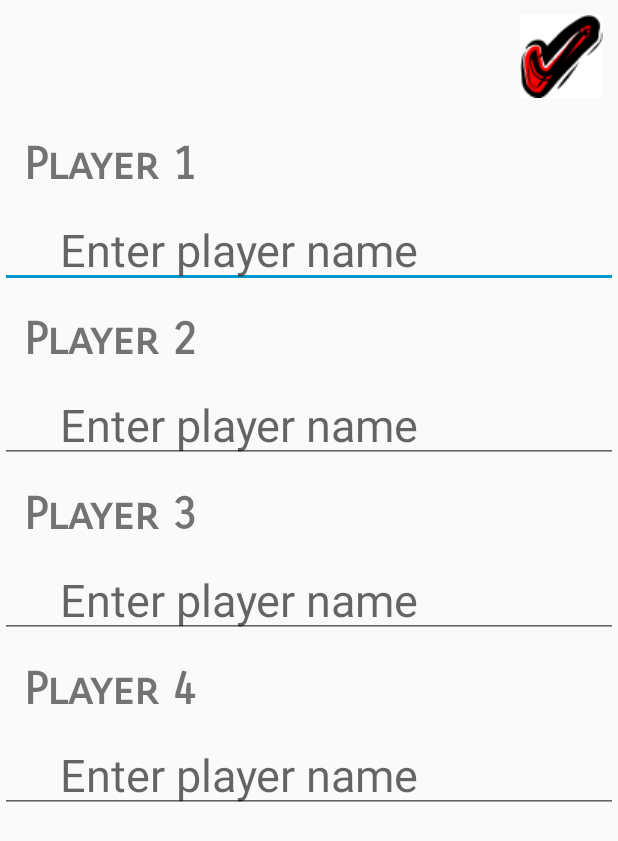
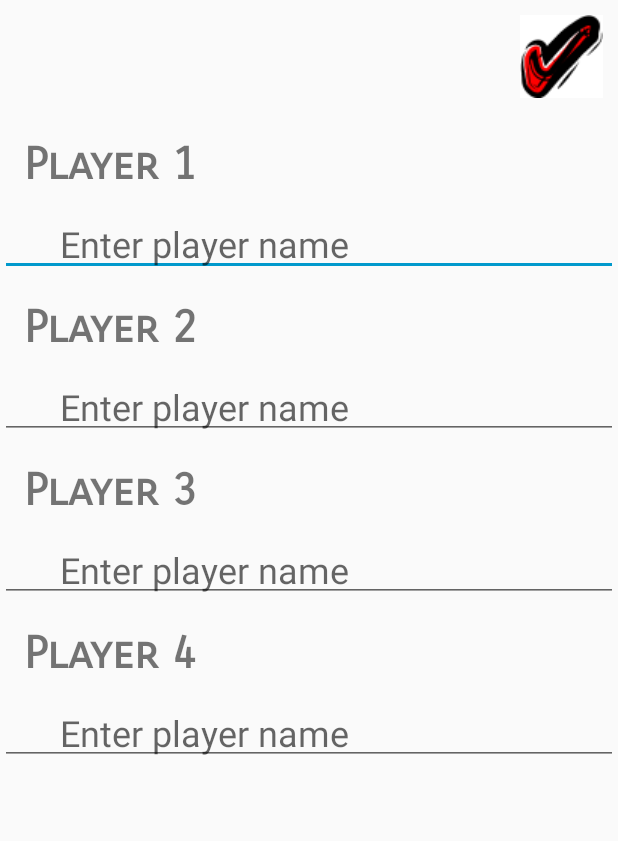
Before and after one commit to tcsauter/thirteen, an Android app: the layout name_entry.xml on its own in the app's theme, with its tools: preview values and no code run, on a phone screen of 412 x 824 dp. Shown: the top 841 px of the screen. Run offline under Robolectric (Android 15) with nearby library versions, the phone set to English and light mode, and no system bars.

Commit message:
Name Entry Screen
Finishing details on Name Entry screen.

```diff
--- a/Thirteen/app/src/main/java/com/example/android/thirteen/MainActivity.java
+++ b/Thirteen/app/src/main/java/com/example/android/thirteen/MainActivity.java
@@ -8,6 +8,6 @@ public class MainActivity extends AppCompatActivity {
     @Override
     protected void onCreate(Bundle savedInstanceState) {
         super.onCreate(savedInstanceState);
-        setContentView(R.layout.name_entry);
+        setContentView(R.layout.activity_main);
     }
 }
--- a/Thirteen/app/src/main/res/layout/name_entry.xml
+++ b/Thirteen/app/src/main/res/layout/name_entry.xml
@@ -10,6 +10,7 @@
         <ImageButton
             android:layout_width="wrap_content"
             android:layout_height="wrap_content"
+            android:id="@+id/bt_enter_names"
             android:layout_gravity="end"
             android:background="@color/colorPrimary"
             android:src="@drawable/check"
@@ -25,7 +26,8 @@
             <EditText
                 android:layout_width="match_parent"
                 android:layout_height="wrap_content"
-                android:theme="@style/EditTextNames" />
+                android:theme="@style/EditTextNames"
+                android:id="@+id/et_p1_name"/>
 
             <TextView
                 android:layout_width="match_parent"
@@ -36,7 +38,8 @@
             <EditText
                 android:layout_width="match_parent"
                 android:layout_height="wrap_content"
-                android:theme="@style/EditTextNames" />
+                android:theme="@style/EditTextNames"
+                android:id="@+id/et_p2_name"/>
 
             <TextView
                 android:layout_width="match_parent"
@@ -47,7 +50,8 @@
             <EditText
                 android:layout_width="match_parent"
                 android:layout_height="wrap_content"
-                android:theme="@style/EditTextNames" />
+                android:theme="@style/EditTextNames"
+                android:id="@+id/et_p3_name"/>
 
             <TextView
                 android:layout_width="match_parent"
@@ -58,6 +62,7 @@
             <EditText
                 android:layout_width="match_parent"
                 android:layout_height="wrap_content"
-                android:theme="@style/EditTextNames" />
+                android:theme="@style/EditTextNames"
+                android:id="@+id/et_p4_name"/>
     </LinearLayout>
 </ScrollView>
--- a/Thirteen/app/src/main/res/values/styles.xml
+++ b/Thirteen/app/src/main/res/values/styles.xml
@@ -22,7 +22,7 @@
     </style>
 
     <style name="EditTextNames">
-        <item name="android:textSize">30sp</item>
+        <item name="android:textSize">24sp</item>
         <item name="android:fontFamily">sans-serif</item>
         <item name="android:paddingStart">40dp</item>
         <item name="android:paddingEnd">8dp</item>
```
